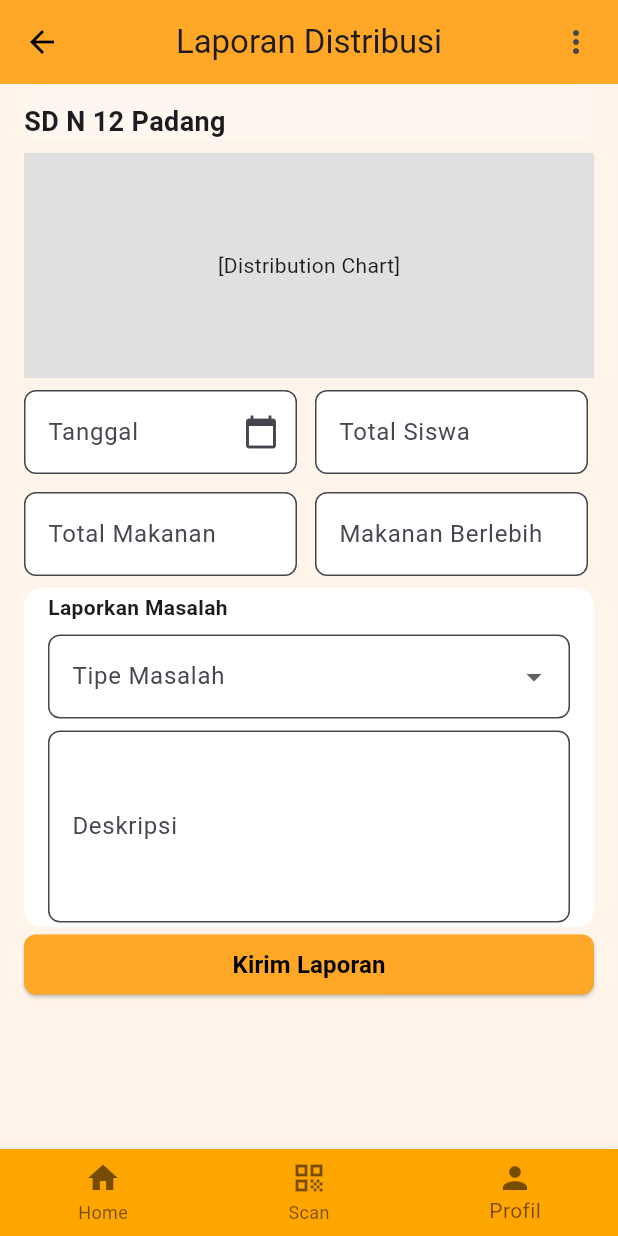
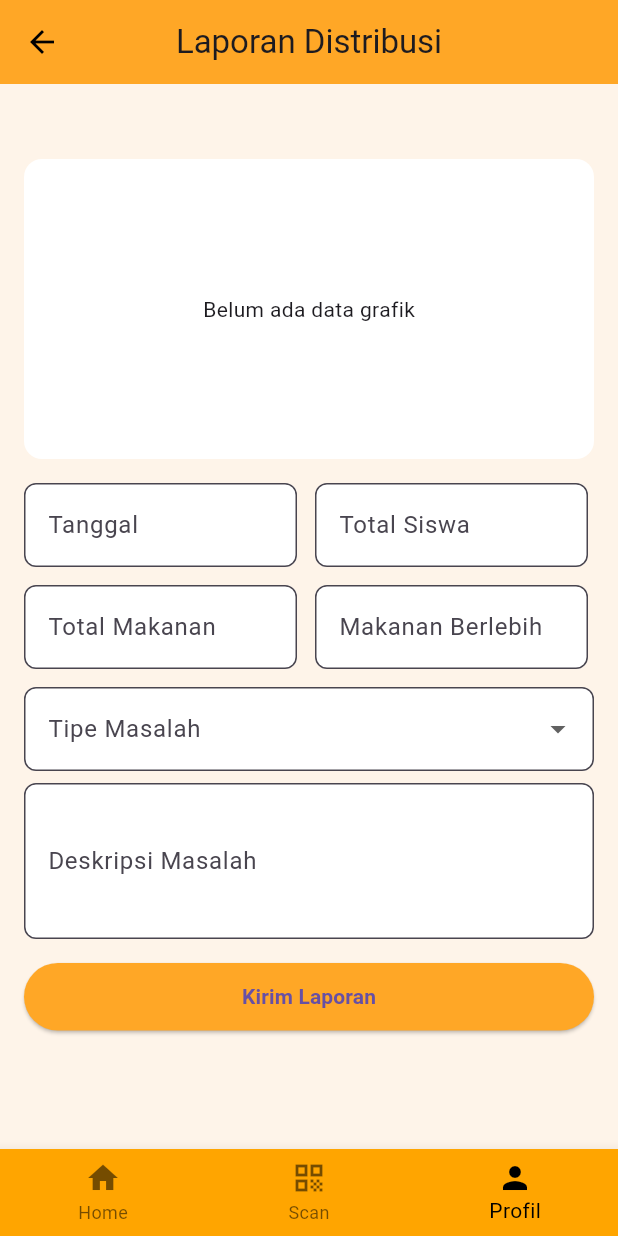
Before and after one commit to ipaddr/MPLJJ25-138-KEL-9, a Flutter app: the DistributionReportScreen screen opened directly, on a phone screen of 412 x 824 dp. Run offline on Flutter 3.47's test engine with Material 3 defaults, Android fonts, the phone set to English and light mode, and no system bars; our stand-ins replace cloud_firestore, firebase_auth, firebase_core, fl_chart, flutter_markdown; missing offline and left inert: mobile_scanner; accounts and stored records are empty.

Commit message:
backend admin done

```diff
--- a/giziku/lib/admin/chatbot.dart
+++ b/giziku/lib/admin/chatbot.dart
@@ -25,7 +25,7 @@ class _ChatbotScreenState extends State<ChatbotScreen> {
     _messages.add({
       'sender': 'bot',
       'text':
-          'Jika ingin rekomendasi makanan sehat, silakan ketikkan:\n\n"Rekomendasi Makanan Untuk:\nUmur :\n\nGender :\n\nBerat :\n\nTinggi :"',
+          'Halo Admin, saya siap membantu rekomendasi makanan bergizi untuk siswa.\nKetik saja:\n\n**"Rekomendasi Gizi:\nUmur:\nJenis Kelamin:\nBerat:\nTinggi:"**',
     });
   }
 
--- a/giziku/lib/admin/laporan.dart
+++ b/giziku/lib/admin/laporan.dart
@@ -1,4 +1,7 @@
+import 'package:cloud_firestore/cloud_firestore.dart';
+import 'package:firebase_auth/firebase_auth.dart';
 import 'package:flutter/material.dart';
+import 'package:fl_chart/fl_chart.dart';
 import 'dashboard_admin.dart';
 import 'profil_admin.dart';
 import 'scanner.dart';
@@ -17,7 +20,19 @@ class _DistributionReportScreenState extends State<DistributionReportScreen> {
   final TextEditingController _foodTotalController = TextEditingController();
   final TextEditingController _extraFoodController = TextEditingController();
   final TextEditingController _descriptionController = TextEditingController();
+
   final int _currentIndex = 2;
+
+  String? _selectedIssue;
+  String _schoolName = '';
+  final List<String> _issueTypes = [
+    'Penundaan Distribusi',
+    'Paket Rusak',
+    'Paket Salah',
+    'Lainnya',
+  ];
+
+  List<Map<String, dynamic>> _chartData = [];
 
   void _onTabTapped(int index) {
     Widget destination;
@@ -43,15 +58,6 @@ class _DistributionReportScreenState extends State<DistributionReportScreen> {
     }
   }
 
-  String? _selectedIssue;
-
-  final List<String> _issueTypes = [
-    'Penundaan Distribusi',
-    'Paket Rusak',
-    'Paket Salah',
-    'Lainnya',
-  ];
-
   Future<void> _selectDate(BuildContext context) async {
     DateTime? picked = await showDatePicker(
       context: context,
@@ -62,6 +68,94 @@ class _DistributionReportScreenState extends State<DistributionReportScreen> {
     if (picked != null) {
       _dateController.text = "${picked.day}/${picked.month}/${picked.year}";
     }
+  }
+
+  Future<void> _submitReport() async {
+    final user = FirebaseAuth.instance.currentUser;
+    if (user == null) return;
+
+    final docRef = FirebaseFirestore.instance.collection('distributions').doc();
+
+    try {
+      await docRef.set({
+        'userId': user.uid,
+        'sekolah': _schoolName,
+        'tanggal': _dateController.text,
+        'totalSiswa': int.tryParse(_studentsController.text) ?? 0,
+        'totalMakanan': int.tryParse(_foodTotalController.text) ?? 0,
+        'makananBerlebih': int.tryParse(_extraFoodController.text) ?? 0,
+        'masalah': _selectedIssue,
+        'deskripsi': _descriptionController.text,
+        'timestamp': FieldValue.serverTimestamp(),
+      });
+
+      ScaffoldMessenger.of(
+        context,
+      ).showSnackBar(const SnackBar(content: Text('Laporan berhasil dikirim')));
+      _fetchChartData(); // refresh grafik
+    } catch (e) {
+      ScaffoldMessenger.of(
+        context,
+      ).showSnackBar(SnackBar(content: Text('Gagal mengirim laporan: $e')));
+    }
+  }
+
+  Future<void> _fetchSchoolName() async {
+    final user = FirebaseAuth.instance.currentUser;
+    if (user == null) return;
+
+    final userDoc =
+        await FirebaseFirestore.instance
+            .collection('users')
+            .doc(user.uid)
+            .get();
+    if (userDoc.exists) {
+      setState(() {
+        _schoolName = userDoc['sekolah'] ?? 'Sekolah Tidak Dikenal';
+      });
+    }
+  }
+
+  Future<void> _fetchChartData() async {
+    final user = FirebaseAuth.instance.currentUser;
+    if (user == null) return;
+
+    final snapshot =
+        await FirebaseFirestore.instance
+            .collection('distributions')
+            .where('userId', isEqualTo: user.uid)
+            .orderBy('timestamp', descending: true)
+            .get();
+
+    final List<Map<String, dynamic>> data = [];
+
+    for (var doc in snapshot.docs) {
+      try {
+        final tanggal = doc['tanggal'] ?? '??/??';
+        final total = doc['totalMakanan'];
+        final totalDouble =
+            total is int
+                ? total.toDouble()
+                : double.tryParse(total.toString()) ?? 0.0;
+
+        data.add({'tanggal': tanggal, 'totalMakanan': totalDouble});
+      } catch (e) {
+        debugPrint("Error parsing chart data: $e");
+      }
+    }
+
+    debugPrint("Loaded chart data: $data");
+
+    setState(() {
+      _chartData = data.reversed.toList();
+    });
+  }
+
+  @override
+  void initState() {
+    super.initState();
+    _fetchSchoolName();
+    _fetchChartData();
   }
 
   @override
@@ -77,127 +171,110 @@ class _DistributionReportScreenState extends State<DistributionReportScreen> {
           onPressed: () {
             Navigator.pushReplacement(
               context,
-              MaterialPageRoute(builder: (context) => const DashboardAdmin()),
+              MaterialPageRoute(builder: (_) => const DashboardAdmin()),
             );
           },
         ),
-        actions: const [
-          Padding(
-            padding: EdgeInsets.only(right: 16),
-            child: Icon(Icons.more_vert),
+      ),
+      body: SingleChildScrollView(
+        padding: const EdgeInsets.symmetric(horizontal: 16, vertical: 12),
+        child: Column(
+          crossAxisAlignment: CrossAxisAlignment.start,
+          children: [
+            Text(
+              _schoolName,
+              style: const TextStyle(fontSize: 18, fontWeight: FontWeight.bold),
+            ),
+            const SizedBox(height: 12),
+
+            // GRAFIK
+            Container(
+              height: 200,
+              width: double.infinity,
+              padding: const EdgeInsets.all(8),
+              decoration: BoxDecoration(
+                color: Colors.white,
+                borderRadius: BorderRadius.circular(12),
+              ),
+              child:
+                  _chartData.isEmpty
+                      ? const Center(child: Text("Belum ada data grafik"))
+                      : BarChart(
+                        BarChartData(
+                          borderData: FlBorderData(show: false),
+                          titlesData: FlTitlesData(
+                            leftTitles: AxisTitles(
+                              sideTitles: SideTitles(showTitles: true),
+                            ),
+                            bottomTitles: AxisTitles(
+                              sideTitles: SideTitles(
+                                showTitles: true,
+                                getTitlesWidget: (value, _) {
+                                  int index = value.toInt();
+                                  if (index >= 0 && index < _chartData.length) {
+                                    return Text(
+                                      _chartData[index]['tanggal']
+                                          .toString()
+                                          .split('/')
+                                          .take(2)
+                                          .join('/'),
+                                      style: const TextStyle(fontSize: 10),
+                                    );
+                                  }
+                                  return const Text('');
+                                },
+                              ),
+                            ),
+                          ),
+                          barGroups:
+                              _chartData
+                                  .asMap()
+                                  .entries
+                                  .map(
+                                    (e) => BarChartGroupData(
+                                      x: e.key,
+                                      barRods: [
+                                        BarChartRodData(
+                                          toY: e.value['totalMakanan'],
+                                          color: Colors.orange,
                                         ),
                                       ],
                                     ),
-      body: SingleChildScrollView(
-        padding: const EdgeInsets.symmetric(horizontal: 16),
-        child: Column(
-          crossAxisAlignment: CrossAxisAlignment.start,
-          children: [
-            Container(
-              padding: const EdgeInsets.only(top: 12),
-              width: double.infinity,
-              decoration: BoxDecoration(
-                color: Colors.white.withOpacity(0.3),
-                borderRadius: BorderRadius.circular(12),
-              ),
-              child: const Text(
-                'SD N 12 Padang',
-                style: TextStyle(fontSize: 18, fontWeight: FontWeight.bold),
+                                  )
+                                  .toList(),
                         ),
                       ),
-            const SizedBox(height: 8),
-            Container(
-              height: 150,
-              width: double.infinity,
-              color: Colors.grey[300],
-              alignment: Alignment.center,
-              child: const Text('[Distribution Chart]'),
             ),
-            const SizedBox(height: 8),
+
+            const SizedBox(height: 16),
             Wrap(
               spacing: 12,
               runSpacing: 12,
               children: [
-                SizedBox(
-                  width: (MediaQuery.of(context).size.width - 48) / 2,
-                  child: TextField(
-                    controller: _dateController,
+                _buildTextField(
+                  _dateController,
+                  'Tanggal',
                   readOnly: true,
                   onTap: () => _selectDate(context),
-                    decoration: InputDecoration(
-                      labelText: 'Tanggal',
-                      suffixIcon: const Icon(Icons.calendar_today),
-                      border: OutlineInputBorder(
-                        borderRadius: BorderRadius.circular(8),
                 ),
-                      filled: true,
-                      fillColor: Colors.white,
-                    ),
-                  ),
-                ),
-                SizedBox(
-                  width: (MediaQuery.of(context).size.width - 48) / 2,
-                  child: TextField(
-                    controller: _studentsController,
-                    decoration: InputDecoration(
-                      labelText: 'Total Siswa',
-                      border: OutlineInputBorder(
-                        borderRadius: BorderRadius.circular(8),
-                      ),
-                      filled: true,
-                      fillColor: Colors.white,
-                    ),
+                _buildTextField(
+                  _studentsController,
+                  'Total Siswa',
                   keyboardType: TextInputType.number,
                 ),
-                ),
-                SizedBox(
-                  width: (MediaQuery.of(context).size.width - 48) / 2,
-                  child: TextField(
-                    controller: _foodTotalController,
-                    decoration: InputDecoration(
-                      labelText: 'Total Makanan',
-                      border: OutlineInputBorder(
-                        borderRadius: BorderRadius.circular(8),
-                      ),
-                      filled: true,
-                      fillColor: Colors.white,
-                    ),
+                _buildTextField(
+                  _foodTotalController,
+                  'Total Makanan',
                   keyboardType: TextInputType.number,
                 ),
-                ),
-                SizedBox(
-                  width: (MediaQuery.of(context).size.width - 48) / 2,
-                  child: TextField(
-                    controller: _extraFoodController,
-                    decoration: InputDecoration(
-                      labelText: 'Makanan Berlebih',
-                      border: OutlineInputBorder(
-                        borderRadius: BorderRadius.circular(8),
-                      ),
-                      filled: true,
-                      fillColor: Colors.white,
-                    ),
+                _buildTextField(
+                  _extraFoodController,
+                  'Makanan Berlebih',
                   keyboardType: TextInputType.number,
-                  ),
                 ),
               ],
             ),
-            const SizedBox(height: 8),
-            Container(
-              width: double.infinity,
-              padding: const EdgeInsets.symmetric(horizontal: 16, vertical: 3),
-              decoration: BoxDecoration(
-                color: Colors.white,
-                borderRadius: BorderRadius.circular(12),
-              ),
-              child: Column(
-                crossAxisAlignment: CrossAxisAlignment.start,
-                children: [
-                  const Text(
-                    'Laporkan Masalah',
-                    style: TextStyle(fontWeight: FontWeight.bold),
-                  ),
-                  const SizedBox(height: 8),
+            const SizedBox(height: 12),
             DropdownButtonFormField<String>(
               value: _selectedIssue,
               decoration: InputDecoration(
@@ -211,67 +288,48 @@ class _DistributionReportScreenState extends State<DistributionReportScreen> {
               items:
                   _issueTypes
                       .map(
-                              (issue) => DropdownMenuItem(
-                                value: issue,
-                                child: Text(issue),
-                              ),
+                        (issue) =>
+                            DropdownMenuItem(value: issue, child: Text(issue)),
                       )
                       .toList(),
-                    onChanged: (value) {
-                      setState(() {
-                        _selectedIssue = value;
-                      });
-                    },
+              onChanged: (value) => setState(() => _selectedIssue = value),
             ),
             const SizedBox(height: 8),
             TextField(
               controller: _descriptionController,
-                    minLines: 4,
-                    maxLines: null,
+              minLines: 3,
+              maxLines: 6,
               decoration: InputDecoration(
-                      labelText: 'Deskripsi',
+                labelText: 'Deskripsi Masalah',
+                filled: true,
+                fillColor: Colors.white,
                 border: OutlineInputBorder(
                   borderRadius: BorderRadius.circular(8),
                 ),
-                      filled: true,
-                      fillColor: Colors.white,
               ),
             ),
-                ],
-              ),
-            ),
-            const SizedBox(height: 5),
-            Center(
-              child: SizedBox(
+            const SizedBox(height: 16),
+            SizedBox(
               width: double.infinity,
-                height: 40,
+              height: 45,
               child: ElevatedButton(
                 style: ElevatedButton.styleFrom(
                   backgroundColor: const Color(0xFFFFA726),
-                    shape: RoundedRectangleBorder(
-                      borderRadius: BorderRadius.circular(8),
                 ),
-                  ),
-                  onPressed: () {},
+                onPressed: _submitReport,
                 child: const Text(
                   'Kirim Laporan',
-                    style: TextStyle(
-                      fontSize: 16,
-                      fontWeight: FontWeight.bold,
-                      color: Colors.black,
-                    ),
-                  ),
+                  style: TextStyle(fontWeight: FontWeight.bold),
                 ),
               ),
             ),
           ],
         ),
       ),
-      // Bottom Navigation
       bottomNavigationBar: BottomNavigationBar(
         currentIndex: _currentIndex,
         backgroundColor: const Color(0xFFFFA500),
-        selectedItemColor: Colors.black54,
+        selectedItemColor: Colors.black,
         unselectedItemColor: Colors.black54,
         showUnselectedLabels: true,
         onTap: _onTabTapped,
@@ -283,4 +341,28 @@ class _DistributionReportScreenState extends State<DistributionReportScreen> {
       ),
     );
   }
+
+  Widget _buildTextField(
+    TextEditingController controller,
+    String label, {
+    bool readOnly = false,
+    VoidCallback? onTap,
+    TextInputType keyboardType = TextInputType.text,
+  }) {
+    return SizedBox(
+      width: (MediaQuery.of(context).size.width - 48) / 2,
+      child: TextField(
+        controller: controller,
+        readOnly: readOnly,
+        onTap: onTap,
+        keyboardType: keyboardType,
+        decoration: InputDecoration(
+          labelText: label,
+          filled: true,
+          fillColor: Colors.white,
+          border: OutlineInputBorder(borderRadius: BorderRadius.circular(8)),
+        ),
+      ),
+    );
   }
+}
--- a/giziku/lib/vendor/delivery.dart
+++ b/giziku/lib/vendor/delivery.dart
@@ -43,7 +43,7 @@ class _DeliveryScreenState extends State<DeliveryScreen> {
           padding: const EdgeInsets.all(16),
           color: const Color(0xFFFFA726),
           child: const Text(
-            'Deliveries',
+            'Pengiriman',
             style: TextStyle(
               fontSize: 20,
               fontWeight: FontWeight.bold,
@@ -85,7 +85,7 @@ class _DeliveryScreenState extends State<DeliveryScreen> {
                 ),
               ),
               child: const Text(
-                'Add Delivery',
+                'Tambah Pengiriman',
                 style: TextStyle(fontSize: 16, color: Colors.black),
               ),
             ),
@@ -160,7 +160,7 @@ class DeliveryCard extends StatelessWidget {
             if (status == DeliveryStatus.inProgress)
               const Icon(Icons.circle, color: Colors.green, size: 12)
             else if (meals != null)
-              Text('$meals meals', style: const TextStyle(fontSize: 14)),
+              Text('$meals Makanan', style: const TextStyle(fontSize: 14)),
           ],
         ),
       ),
```
Also changed, not shown: giziku/lib/admin/dashboard_admin.dart (+70 -22 lines), giziku/lib/admin/recipient.dart (+52 -22 lines), giziku/lib/vendor/dashboard_vendor.dart (+8 -8 lines). Lines whose indentation alone changed are shown as unchanged.
